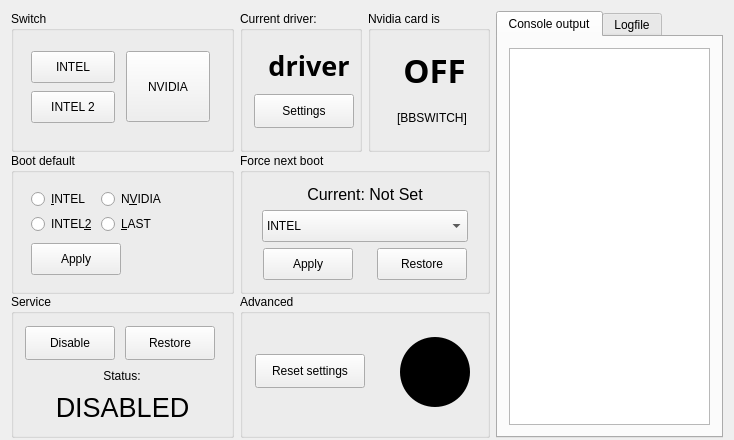
This is src/mainwindow.ui in simopil/SUSEPrimeQt as Qt 5 draws it before an edit. The edited form follows.
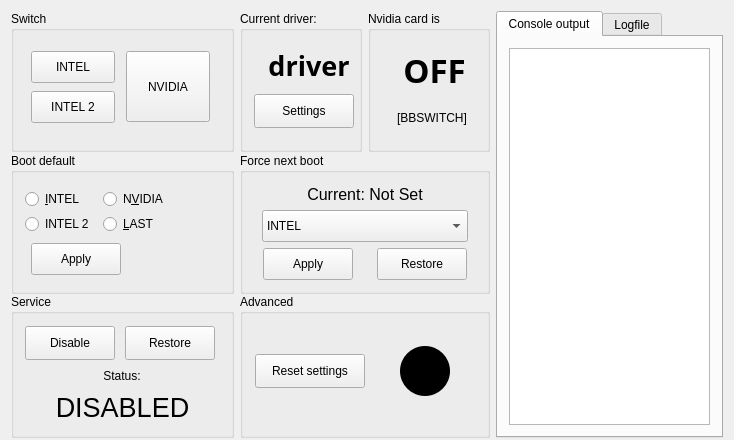
This is the edited form. Icons and pictures are not drawn.

Commit message: Minors - Various fixes in layout - Fixed italian translation

The edit to the form file:
```diff
--- a/src/mainwindow.ui
+++ b/src/mainwindow.ui
@@ -154,7 +154,7 @@
       <widget class="QRadioButton" name="radionvidia">
        <property name="geometry">
         <rect>
-         <x>90</x>
+         <x>92</x>
          <y>35</y>
          <width>71</width>
          <height>22</height>
@@ -197,9 +197,9 @@
       <widget class="QRadioButton" name="radiointel2">
        <property name="geometry">
         <rect>
-         <x>20</x>
+         <x>14</x>
          <y>60</y>
-         <width>60</width>
+         <width>71</width>
          <height>22</height>
         </rect>
        </property>
@@ -234,15 +234,15 @@
         <locale language="English" country="UnitedStates"/>
        </property>
        <property name="text">
-        <string>INTEL&amp;2 </string>
+        <string>INTEL 2 </string>
        </property>
       </widget>
       <widget class="QRadioButton" name="radiolast">
        <property name="geometry">
         <rect>
-         <x>90</x>
+         <x>92</x>
          <y>60</y>
-         <width>128</width>
+         <width>126</width>
          <height>22</height>
         </rect>
        </property>
@@ -254,13 +254,13 @@
        </property>
        <property name="minimumSize">
         <size>
-         <width>128</width>
+         <width>126</width>
          <height>22</height>
         </size>
        </property>
        <property name="maximumSize">
         <size>
-         <width>128</width>
+         <width>126</width>
          <height>22</height>
         </size>
        </property>
@@ -283,7 +283,7 @@
       <widget class="QRadioButton" name="radiointel">
        <property name="geometry">
         <rect>
-         <x>20</x>
+         <x>14</x>
          <y>35</y>
          <width>60</width>
          <height>22</height>
@@ -1330,9 +1330,9 @@
        <property name="geometry">
         <rect>
          <x>160</x>
-         <y>43</y>
-         <width>70</width>
-         <height>70</height>
+         <y>52</y>
+         <width>50</width>
+         <height>50</height>
         </rect>
        </property>
        <property name="sizePolicy">
@@ -1343,14 +1343,14 @@
        </property>
        <property name="minimumSize">
         <size>
-         <width>70</width>
-         <height>70</height>
+         <width>50</width>
+         <height>50</height>
         </size>
        </property>
        <property name="maximumSize">
         <size>
-         <width>70</width>
-         <height>70</height>
+         <width>50</width>
+         <height>50</height>
         </size>
        </property>
        <property name="focusPolicy">
@@ -1366,7 +1366,7 @@
         <bool>false</bool>
        </property>
        <property name="styleSheet">
-        <string notr="true">border-radius: 35px;
+        <string notr="true">border-radius: 25px;
 background-color: black;</string>
        </property>
        <property name="locale">
@@ -1381,8 +1381,8 @@
        </property>
        <property name="iconSize">
         <size>
-         <width>70</width>
-         <height>70</height>
+         <width>50</width>
+         <height>50</height>
         </size>
        </property>
        <property name="autoDefault">
```
The commit also changes 4 other files.
